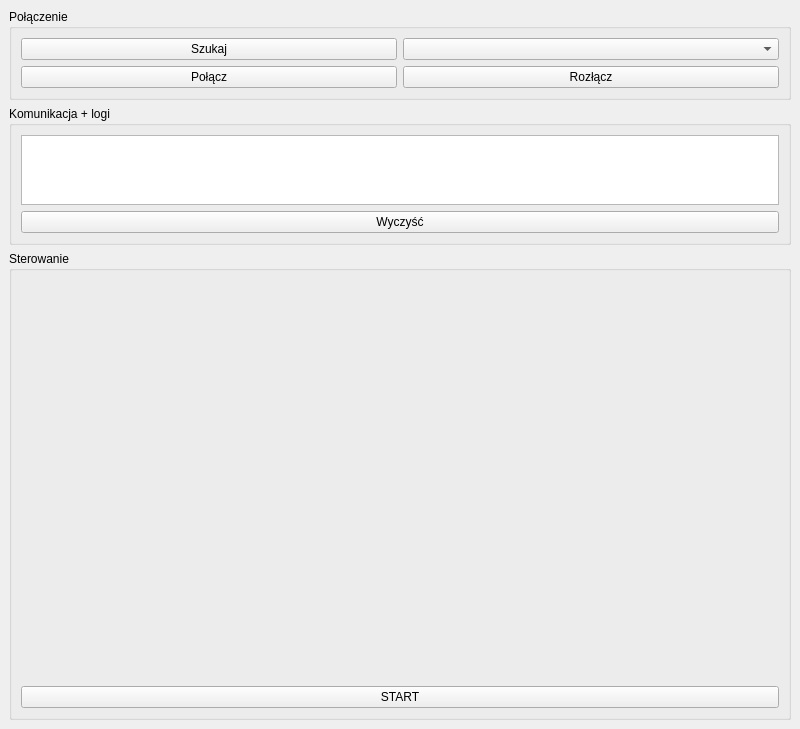
Before: the Qt Designer form mainwindow.ui in superjulek/Robot_controller, drawn with Qt 5.
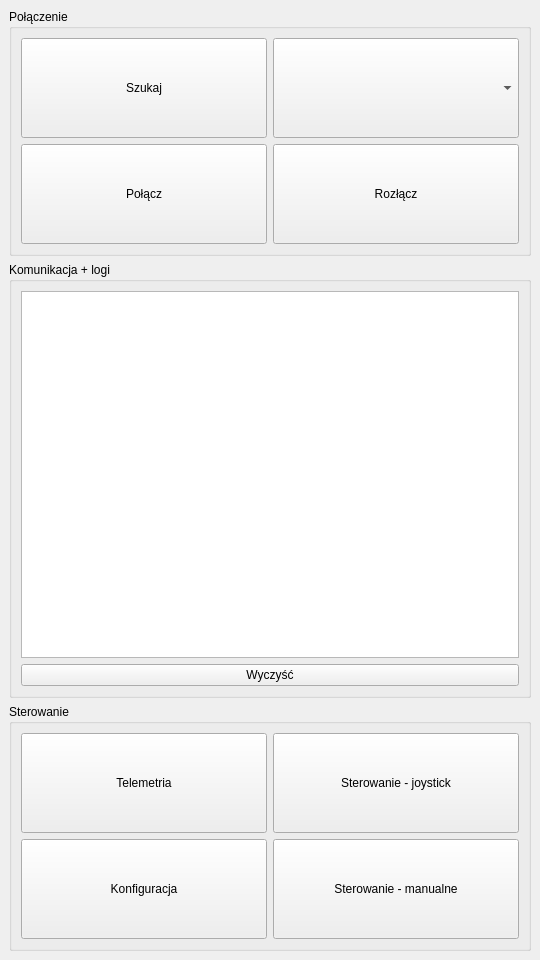
After: the same form once the commit is applied. Custom widgets are drawn as their Qt base class.

What changed in the file:
```diff
--- a/mainwindow.ui
+++ b/mainwindow.ui
@@ -6,8 +6,8 @@
    <rect>
     <x>0</x>
     <y>0</y>
-    <width>800</width>
-    <height>600</height>
+    <width>540</width>
+    <height>960</height>
    </rect>
   </property>
   <property name="windowTitle">
@@ -19,6 +19,12 @@
      <layout class="QVBoxLayout" name="verticalLayout">
       <item>
        <widget class="QGroupBox" name="groupBox">
+        <property name="sizePolicy">
+         <sizepolicy hsizetype="Preferred" vsizetype="Preferred">
+          <horstretch>0</horstretch>
+          <verstretch>0</verstretch>
+         </sizepolicy>
+        </property>
         <property name="title">
          <string>Połączenie</string>
         </property>
@@ -27,6 +33,12 @@
           <layout class="QGridLayout" name="gridLayout_2">
            <item row="0" column="0">
             <widget class="QPushButton" name="pushButtonSearch">
+             <property name="minimumSize">
+              <size>
+               <width>0</width>
+               <height>100</height>
+              </size>
+             </property>
              <property name="text">
               <string>Szukaj</string>
              </property>
@@ -34,6 +46,12 @@
            </item>
            <item row="1" column="0">
             <widget class="QPushButton" name="pushButtonConnect">
+             <property name="minimumSize">
+              <size>
+               <width>0</width>
+               <height>100</height>
+              </size>
+             </property>
              <property name="text">
               <string>Połącz</string>
              </property>
@@ -41,13 +59,32 @@
            </item>
            <item row="1" column="1">
             <widget class="QPushButton" name="pushButtonCloseConnection">
+             <property name="minimumSize">
+              <size>
+               <width>0</width>
+               <height>100</height>
+              </size>
+             </property>
              <property name="text">
               <string>Rozłącz</string>
              </property>
             </widget>
            </item>
            <item row="0" column="1">
-            <widget class="QComboBox" name="comboBoxDevices"/>
+            <widget class="QComboBox" name="comboBoxDevices">
+             <property name="sizePolicy">
+              <sizepolicy hsizetype="Preferred" vsizetype="Preferred">
+               <horstretch>0</horstretch>
+               <verstretch>0</verstretch>
+              </sizepolicy>
+             </property>
+             <property name="minimumSize">
+              <size>
+               <width>0</width>
+               <height>100</height>
+              </size>
+             </property>
+            </widget>
            </item>
           </layout>
          </item>
@@ -92,21 +129,56 @@
         </property>
         <layout class="QGridLayout" name="gridLayout_5">
          <item row="0" column="0">
-          <layout class="QVBoxLayout" name="verticalLayout_5">
-           <item alignment="Qt::AlignHCenter">
-            <widget class="JoyPad" name="widget" native="true">
+          <layout class="QGridLayout" name="gridLayout_6">
+           <item row="0" column="0">
+            <widget class="QPushButton" name="pushButtonTelemetry">
              <property name="minimumSize">
               <size>
-               <width>400</width>
-               <height>400</height>
+               <width>0</width>
+               <height>100</height>
               </size>
              </property>
+             <property name="text">
+              <string>Telemetria</string>
+             </property>
             </widget>
            </item>
-           <item>
-            <widget class="QPushButton" name="pushButtonStart">
+           <item row="1" column="0">
+            <widget class="QPushButton" name="pushButtonConfig">
+             <property name="minimumSize">
+              <size>
+               <width>0</width>
+               <height>100</height>
+              </size>
+             </property>
              <property name="text">
-              <string>START</string>
+              <string>Konfiguracja</string>
+             </property>
+            </widget>
+           </item>
+           <item row="0" column="1">
+            <widget class="QPushButton" name="pushButtonSteeringJoystick">
+             <property name="minimumSize">
+              <size>
+               <width>0</width>
+               <height>100</height>
+              </size>
+             </property>
+             <property name="text">
+              <string>Sterowanie - joystick</string>
+             </property>
+            </widget>
+           </item>
+           <item row="1" column="1">
+            <widget class="QPushButton" name="pushButtonSteeringManual">
+             <property name="minimumSize">
+              <size>
+               <width>0</width>
+               <height>100</height>
+              </size>
+             </property>
+             <property name="text">
+              <string>Sterowanie - manualne</string>
              </property>
             </widget>
            </item>
@@ -120,14 +192,6 @@
    </layout>
   </widget>
  </widget>
- <customwidgets>
-  <customwidget>
-   <class>JoyPad</class>
-   <extends>QWidget</extends>
-   <header>joypad.h</header>
-   <container>1</container>
-  </customwidget>
- </customwidgets>
  <resources/>
  <connections/>
 </ui>
```
